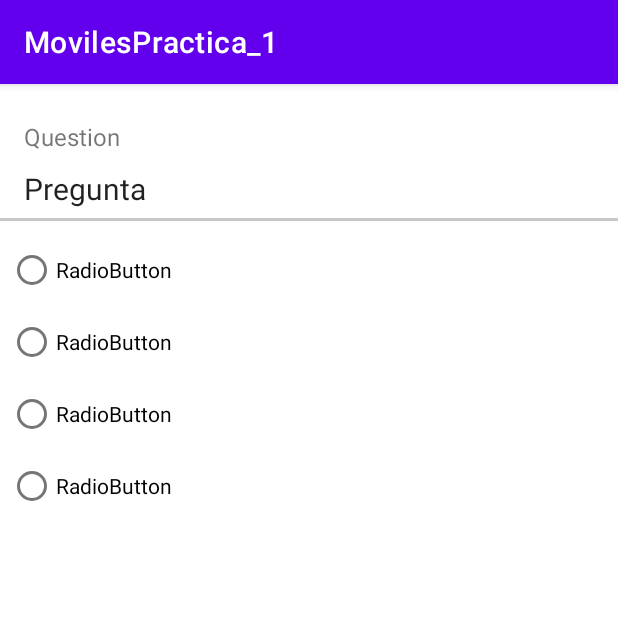
After one commit to Relegends/MovilesPractica_1, an Android app: the fragment radioButtonQuestion shown on its own in the app's theme, on a phone screen of 412 x 824 dp, the top half of it. The commit adds this screen. Run offline under Robolectric (Android 15) with nearby library versions, the phone set to English and light mode, and no system bars.

Commit message:
Fragment Button

```diff
--- /dev/null
+++ b/app/src/main/java/com/example/movilespractica_1/radioButtonQuestion.java
@@ -0,0 +1,30 @@
+package com.example.movilespractica_1;
+
+import android.os.Bundle;
+import android.view.LayoutInflater;
+import android.view.View;
+import android.view.ViewGroup;
+
+import androidx.fragment.app.Fragment;
+
+
+public class radioButtonQuestion extends Fragment {
+
+    public radioButtonQuestion() {
+        // Required empty public constructor
+    }
+
+
+    @Override
+    public void onCreate(Bundle savedInstanceState) {
+        super.onCreate(savedInstanceState);
+
+    }
+
+    @Override
+    public View onCreateView(LayoutInflater inflater, ViewGroup container,
+                             Bundle savedInstanceState) {
+        // Inflate the layout for this fragment
+        return inflater.inflate(R.layout.fragment_radio_button_question, container, false);
+    }
+}
--- a/app/src/main/res/layout/activity_main.xml
+++ b/app/src/main/res/layout/activity_main.xml
@@ -48,26 +48,30 @@
     <TextView
         android:id="@+id/authorsText"
         android:layout_width="341dp"
-        android:layout_height="116dp"
+        android:layout_height="72dp"
         android:layout_marginStart="35dp"
+        android:layout_marginTop="575dp"
         android:layout_marginEnd="35dp"
         android:layout_marginBottom="56dp"
         android:text="@string/made_by_rafael_exp_sito_p_rez_and_javier_ra_l_alonso_tejera"
         android:textSize="24sp"
         app:layout_constraintBottom_toBottomOf="parent"
         app:layout_constraintEnd_toEndOf="parent"
-        app:layout_constraintStart_toStartOf="parent" />
+        app:layout_constraintHorizontal_bias="0.49"
+        app:layout_constraintStart_toStartOf="parent"
+        app:layout_constraintTop_toTopOf="parent"
+        app:layout_constraintVertical_bias="0.365" />
 
     <Button
         android:id="@+id/playButton"
         android:layout_width="wrap_content"
         android:layout_height="wrap_content"
         android:layout_marginTop="108dp"
+        android:onClick="play"
         android:text="@string/play"
         android:textSize="34sp"
         app:layout_constraintBottom_toTopOf="@+id/authorsText"
         app:layout_constraintEnd_toEndOf="parent"
-        app:layout_constraintHorizontal_bias="0.498"
         app:layout_constraintStart_toStartOf="parent"
         app:layout_constraintTop_toBottomOf="@+id/gameTitleText"
         app:layout_constraintVertical_bias="0.0" />
--- /dev/null
+++ b/app/src/main/res/layout/fragment_radio_button_question.xml
@@ -0,0 +1,90 @@
+<?xml version="1.0" encoding="utf-8"?>
+<FrameLayout xmlns:android="http://schemas.android.com/apk/res/android"
+    xmlns:app="http://schemas.android.com/apk/res-auto"
+    xmlns:tools="http://schemas.android.com/tools"
+    android:layout_width="match_parent"
+    android:layout_height="match_parent"
+    tools:context=".radioButtonQuestion">
+
+    <androidx.constraintlayout.widget.ConstraintLayout
+        android:layout_width="match_parent"
+        android:layout_height="match_parent"
+        app:layout_constraintEnd_toEndOf="parent"
+        app:layout_constraintHorizontal_bias="0.5"
+        app:layout_constraintStart_toStartOf="parent">
+
+        <TextView
+            android:id="@+id/text_question"
+            android:layout_width="325dp"
+            android:layout_height="31dp"
+            android:layout_marginStart="16dp"
+            android:layout_marginTop="56dp"
+            android:layout_marginEnd="70dp"
+            android:text="Pregunta"
+            android:textColor="?android:attr/textColorPrimary"
+            android:textSize="20sp"
+            app:layout_constraintEnd_toEndOf="parent"
+            app:layout_constraintHorizontal_bias="0.0"
+            app:layout_constraintStart_toStartOf="parent"
+            app:layout_constraintTop_toTopOf="parent" />
+
+        <TextView
+            android:id="@+id/label_question"
+            android:layout_width="wrap_content"
+            android:layout_height="wrap_content"
+            android:layout_marginStart="16dp"
+            android:layout_marginTop="16dp"
+            android:layout_marginEnd="280dp"
+            android:text="Question"
+            android:textSize="16sp"
+            app:layout_constraintBottom_toTopOf="@+id/text_question"
+            app:layout_constraintEnd_toEndOf="parent"
+            app:layout_constraintHorizontal_bias="0.0"
+            app:layout_constraintStart_toStartOf="parent"
+            app:layout_constraintTop_toTopOf="parent"
+            app:layout_constraintVertical_bias="0.444" />
+
+        <View
+            android:id="@+id/separator"
+            android:layout_width="match_parent"
+            android:layout_height="2dp"
+            android:layout_marginTop="89dp"
+            android:background="@color/cardview_shadow_start_color"
+            app:layout_constraintStart_toStartOf="parent"
+            app:layout_constraintTop_toTopOf="parent" />
+
+        <RadioGroup
+            android:layout_width="350dp"
+            android:layout_height="0dp"
+            android:layout_marginStart="5dp"
+            android:layout_marginTop="100dp"
+            app:layout_constraintStart_toStartOf="parent"
+            app:layout_constraintTop_toTopOf="parent">
+
+            <RadioButton
+                android:id="@+id/radioButton4"
+                android:layout_width="match_parent"
+                android:layout_height="wrap_content"
+                android:text="RadioButton" />
+
+            <RadioButton
+                android:id="@+id/radioButton3"
+                android:layout_width="match_parent"
+                android:layout_height="wrap_content"
+                android:text="RadioButton" />
+
+            <RadioButton
+                android:id="@+id/radioButton2"
+                android:layout_width="match_parent"
+                android:layout_height="wrap_content"
+                android:text="RadioButton" />
+
+            <RadioButton
+                android:id="@+id/radioButton"
+                android:layout_width="match_parent"
+                android:layout_height="wrap_content"
+                android:text="RadioButton" />
+        </RadioGroup>
+
+    </androidx.constraintlayout.widget.ConstraintLayout>
+</FrameLayout>
--- a/app/src/main/res/values/strings.xml
+++ b/app/src/main/res/values/strings.xml
@@ -4,4 +4,6 @@
     <string name="play">PLAY</string>
     <string name="geo_quiz">Geo Quiz</string>
     <string name="made_by_rafael_exp_sito_p_rez_and_javier_ra_l_alonso_tejera">Made by: Rafael Expósito Pérez and Javier Raúl Alonso Tejera</string>
+    <!-- TODO: Remove or change this placeholder text -->
+    <string name="hello_blank_fragment">Hello blank fragment</string>
 </resources>
```
Lines whose indentation alone changed are shown as unchanged.
